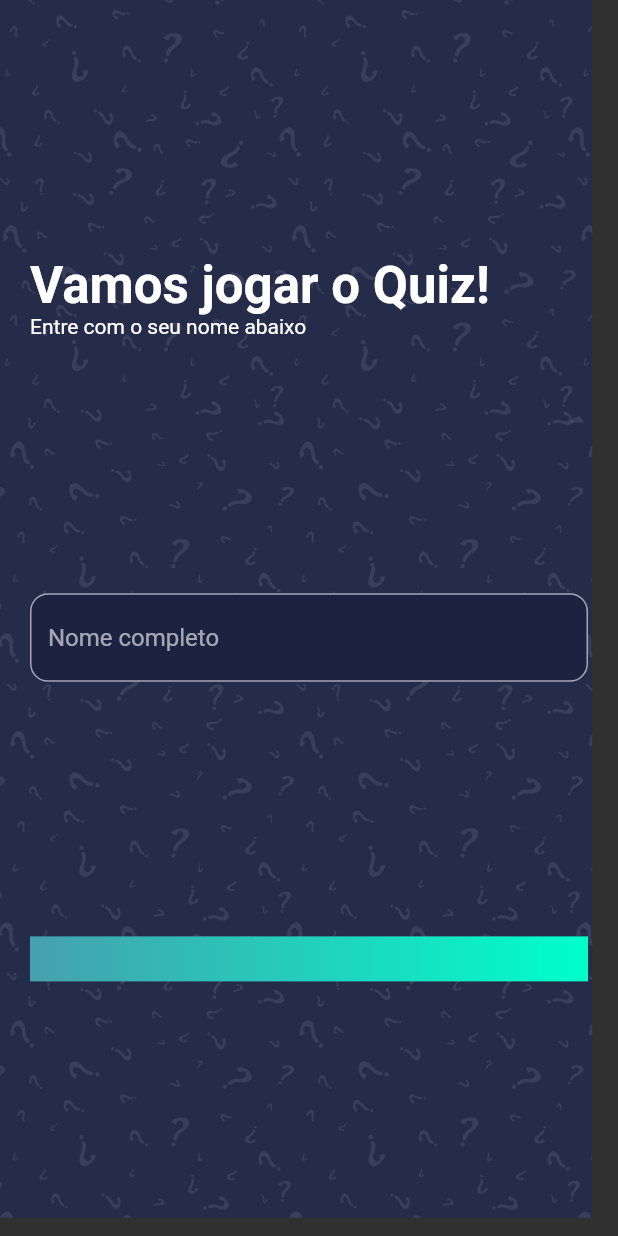
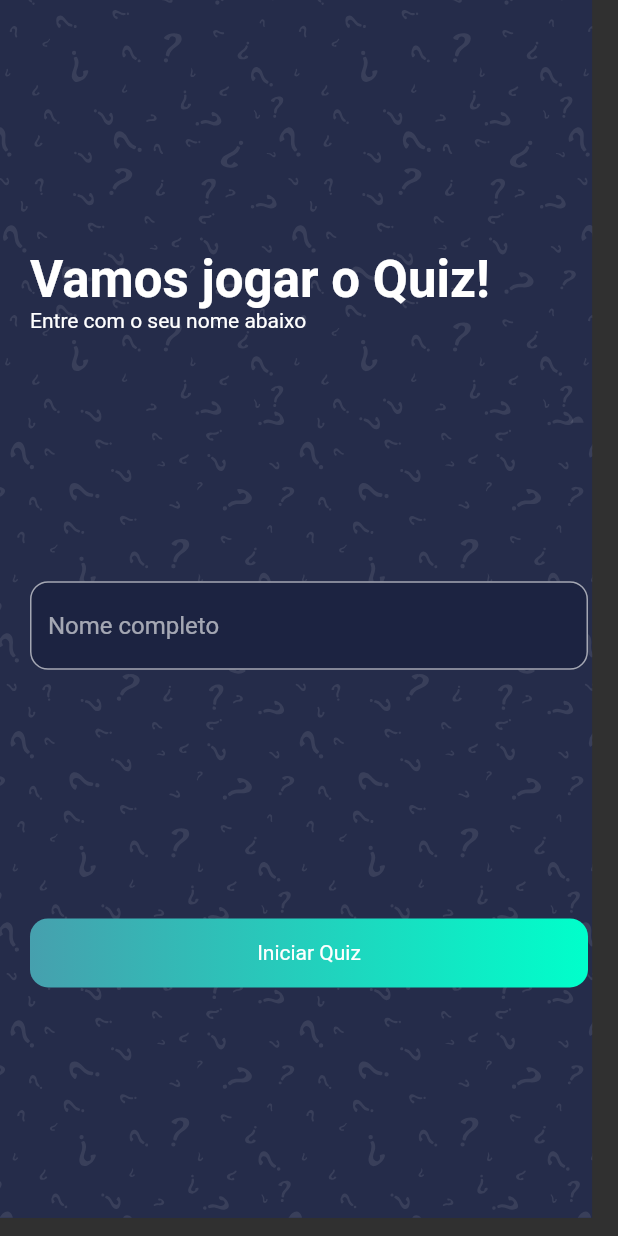
Before and after one commit to lucasoliveirasouza/quiz-app, a Flutter app: the screen it shows after launch, on a phone screen of 412 x 824 dp. Run offline on Flutter 3.47's test engine with Material 2 defaults, Android fonts, the phone set to English and light mode, and no system bars; our stand-ins replace get, websafe_svg.

Commit message:
Criando home

```diff
--- a/lib/view/home/home.dart
+++ b/lib/view/home/home.dart
@@ -45,10 +45,14 @@ class _HomeViewState extends State<HomeView> {
                   ),
                   Spacer(),
                   Container(
+                    width: double.infinity,
+                    alignment: Alignment.center,
                     padding: EdgeInsets.all(kDefaultPadding * 0.75),
                     decoration: BoxDecoration(
                       gradient: kPrimaryGradient,
+                      borderRadius: BorderRadius.all(Radius.circular(12)),
                     ),
+                    child: Text("Iniciar Quiz"),
                   ),
                   Spacer(),
                 ],
```
